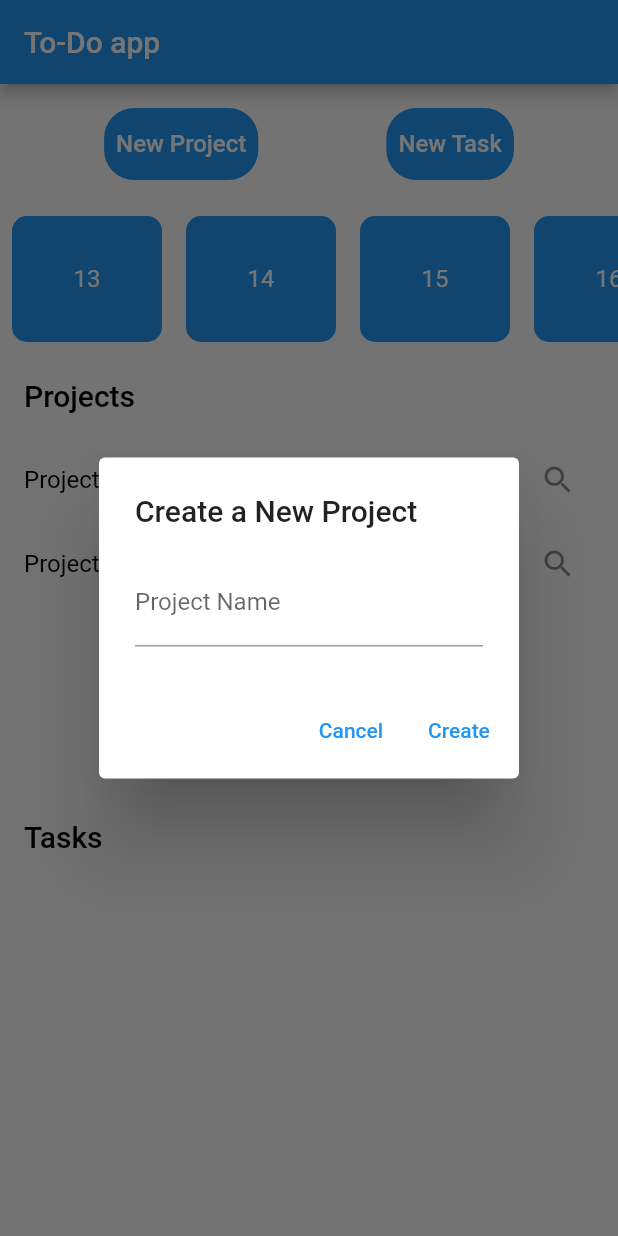
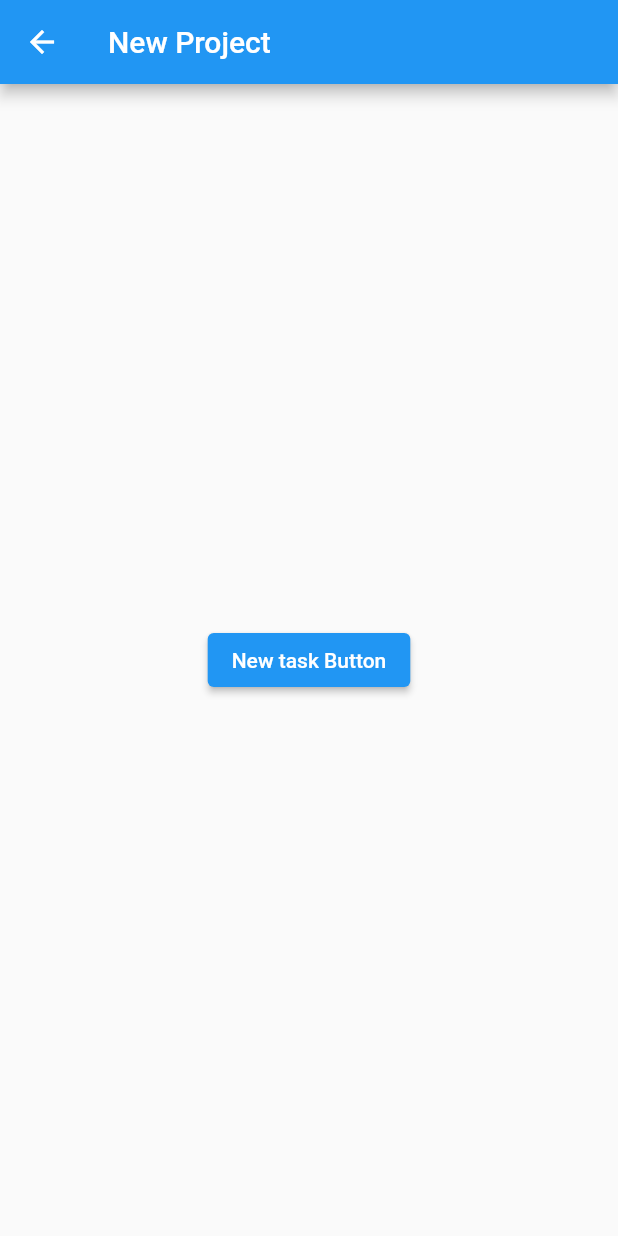
Before and after one commit to Joaszek/ToDo-App, a Flutter app: the screen it shows after launch, after a tap on "New Project", on a phone screen of 412 x 824 dp. Run offline on Flutter 3.47's test engine with Material 2 defaults, Android fonts, the phone set to English and light mode, and no system bars; our stand-ins replace table_calendar.

Commit message:
Merge- cleaned project of warnings

```diff
--- a/lib/calendar_screen.dart
+++ b/lib/calendar_screen.dart
@@ -4,7 +4,7 @@ import 'package:table_calendar/table_calendar.dart';
 class CalendarScreen extends StatefulWidget {
   final DateTime initialDate;
 
-  CalendarScreen(this.initialDate);
+  const CalendarScreen(this.initialDate, {super.key});
 
   @override
   _CalendarScreenState createState() => _CalendarScreenState();
@@ -40,7 +40,7 @@ class _CalendarScreenState extends State<CalendarScreen> {
   Widget build(BuildContext context) {
     return Scaffold(
       appBar: AppBar(
-        title: Text('Calendar'),
+        title: const Text('Calendar'),
       ),
       body: Column(
         children: [
--- a/lib/create_project.dart
+++ b/lib/create_project.dart
@@ -1,12 +1,14 @@
 import 'package:flutter/material.dart';
 import 'create_task.dart';
 
-class createProjectPage extends StatelessWidget {
+class CreateProjectPage extends StatelessWidget {
+  const CreateProjectPage({super.key});
+
   @override
   Widget build(BuildContext context) {
     return Scaffold(
       appBar: AppBar(
-        title: Text('New Project'),
+        title: const Text('New Project'),
       ),
       body: Center(
         child: Column(
@@ -17,11 +19,10 @@ class createProjectPage extends StatelessWidget {
                 // Add your onPressed function here
                 Navigator.push(
                   context,
-                  MaterialPageRoute(builder: (context) => createTaskPage()),
+                  MaterialPageRoute(builder: (context) => const CreateNewTask()),
                 );
-                print('new task Button pressed');
               },
-              child: Text('New task Button'),
+              child: const Text('New task Button'),
             ),
           ],
         ),
--- a/lib/project_list_screen.dart
+++ b/lib/homepage.dart
@@ -1,14 +1,18 @@
 import 'package:flutter/material.dart';
+import 'create_project.dart';
+import 'create_task.dart';
 import 'task_list_screen.dart';
 import 'models.dart';
 import 'calendar_screen.dart';
 
-class ProjectListScreen extends StatefulWidget {
+class HomePage extends StatefulWidget {
+  const HomePage({super.key});
+
   @override
-  _ProjectListScreenState createState() => _ProjectListScreenState();
+  _HomePageState createState() => _HomePageState();
 }
 
-class _ProjectListScreenState extends State<ProjectListScreen> {
+class _HomePageState extends State<HomePage> {
   DateTime selectedDate = DateTime.now();
 
   final TextEditingController projectNameController = TextEditingController();
@@ -98,7 +102,7 @@ class _ProjectListScreenState extends State<ProjectListScreen> {
   Widget build(BuildContext context) {
     return Scaffold(
       appBar: AppBar(
-        title: Text('To-Do app'),
+        title: const Text('To-Do app'),
       ),
       body: Column(
         children: [
@@ -106,104 +110,47 @@ class _ProjectListScreenState extends State<ProjectListScreen> {
             mainAxisAlignment: MainAxisAlignment.spaceEvenly,
             children: [
               Container(
-                margin: EdgeInsets.all(16.0),
+                margin: const EdgeInsets.all(16.0),
                 decoration: BoxDecoration(
                   color: Colors.blue,
                   borderRadius: BorderRadius.circular(20.0),
                 ),
                 child: TextButton(
                   onPressed: () {
-                    showDialog(
-                      context: context,
-                      builder: (BuildContext context) {
-                        return AlertDialog(
-                          title: Text('Create a New Project'),
-                          content: TextField(
-                            controller: projectNameController,
-                            decoration:
-                                InputDecoration(labelText: 'Project Name'),
-                          ),
-                          actions: <Widget>[
-                            TextButton(
-                              child: Text('Cancel',
-                                  style: TextStyle(color: Colors.blue)),
-                              onPressed: () {
-                                Navigator.of(context).pop();
-                              },
-                            ),
-                            TextButton(
-                              child: Text('Create',
-                                  style: TextStyle(color: Colors.blue)),
-                              onPressed: () {
-                                String projectName = projectNameController.text;
-                                if (projectName.isNotEmpty) {
-                                  addProject(projectName);
-                                }
-                                Navigator.of(context).pop();
-                              },
-                            ),
-                          ],
-                        );
-                      },
+                    Navigator.push(
+                      context,
+                      MaterialPageRoute(builder: (context) => const CreateProjectPage()),
                     );
                   },
-                  child: Text(
+                  child: const Text(
                     'New Project',
                     style: TextStyle(color: Colors.white, fontSize: 16.0),
                   ),
                 ),
               ),
               Container(
-                margin: EdgeInsets.all(16.0),
+                margin: const EdgeInsets.all(16.0),
                 decoration: BoxDecoration(
                   color: Colors.blue,
                   borderRadius: BorderRadius.circular(20.0),
                 ),
                 child: TextButton(
-                  onPressed: () {
-                    showDialog(
-                      context: context,
-                      builder: (BuildContext context) {
-                        return AlertDialog(
-                          title: Text('Create a New Task'),
-                          content: TextField(
-                            controller: singleTaskController,
-                            decoration: InputDecoration(labelText: 'Task Name'),
-                          ),
-                          actions: <Widget>[
-                            TextButton(
-                              child: Text('Cancel',
-                                  style: TextStyle(color: Colors.blue)),
-                              onPressed: () {
-                                Navigator.of(context).pop();
-                              },
-                            ),
-                            TextButton(
-                              child: Text('Create',
-                                  style: TextStyle(color: Colors.blue)),
-                              onPressed: () {
-                                String taskName = singleTaskController.text;
-                                if (taskName.isNotEmpty) {
-                                  addSingleTask(Task(taskName, [], null, null));
-                                }
-                                Navigator.of(context).pop();
-                              },
-                            ),
-                          ],
-                        );
-                      },
-                    );
+                onPressed: () {
+                  Navigator.push(
+                    context,
+                    MaterialPageRoute(builder: (context) => const CreateNewTask()),
+                  );
                   },
-                  child: Text(
-                    'New Task',
-                    style: TextStyle(color: Colors.white, fontSize: 16.0),
+                  child: const Text(
+                  'New Task',
+                  style: TextStyle(color: Colors.white, fontSize: 16.0),
+                  ),
                   ),
                 ),
-              ),
             ],
           ),
           // Date Window
-          Container(
+          SizedBox(
             height: 100, // Set the desired height
             child: ListView.builder(
               scrollDirection: Axis.horizontal,
@@ -225,7 +172,7 @@ class _ProjectListScreenState extends State<ProjectListScreen> {
                   },
                   child: Container(
                     width: 100, // Set the desired width for each cell
-                    margin: EdgeInsets.all(8),
+                    margin: const EdgeInsets.all(8),
                     decoration: BoxDecoration(
                       color: Colors.blue,
                       borderRadius: BorderRadius.circular(10),
@@ -233,7 +180,7 @@ class _ProjectListScreenState extends State<ProjectListScreen> {
                     alignment: Alignment.center,
                     child: Text(
                       '${currentDate.day}',
-                      style: TextStyle(
+                      style: const TextStyle(
                         color: Colors.white,
                         fontSize: 16,
                       ),
@@ -244,7 +191,7 @@ class _ProjectListScreenState extends State<ProjectListScreen> {
             ),
           ),
           AppBar(
-            title: Text('Projects', style: TextStyle(color: Colors.black)),
+            title: const Text('Projects', style: TextStyle(color: Colors.black)),
             backgroundColor: Colors.transparent,
             elevation: 0,
           ),
@@ -266,7 +213,7 @@ class _ProjectListScreenState extends State<ProjectListScreen> {
                     ),
                   ),
                   trailing: IconButton(
-                    icon: Icon(Icons.search),
+                    icon: const Icon(Icons.search),
                     tooltip: 'Explore',
                     onPressed: () {
                       exploreProject(project);
@@ -277,7 +224,7 @@ class _ProjectListScreenState extends State<ProjectListScreen> {
             ),
           ),
           AppBar(
-            title: Text('Tasks', style: TextStyle(color: Colors.black)),
+            title: const Text('Tasks', style: TextStyle(color: Colors.black)),
             backgroundColor: Colors.transparent,
             elevation: 0,
           ),
--- a/lib/main.dart
+++ b/lib/main.dart
@@ -1,16 +1,18 @@
 import 'package:flutter/material.dart';
-import 'project_list_screen.dart';
+import 'homepage.dart';
 
 void main() {
-  runApp(MyApp());
+  runApp(const MyApp());
 }
 
 class MyApp extends StatelessWidget {
+  const MyApp({super.key});
+
   @override
   Widget build(BuildContext context) {
-    return MaterialApp(
+    return const MaterialApp(
       //home: HomePage(title: 'Title'),
-      home: ProjectListScreen(),
+      home: HomePage(),
     );
   }
 }
--- a/lib/task_list_screen.dart
+++ b/lib/task_list_screen.dart
@@ -8,8 +8,8 @@ class TaskListScreen extends StatefulWidget {
   final Function(String, String, Errand) addErrandCallback;
   final VoidCallback updateUICallback;
 
-  TaskListScreen(this.project, this.addTaskCallback, this.addErrandCallback,
-      this.updateUICallback);
+  const TaskListScreen(this.project, this.addTaskCallback, this.addErrandCallback,
+      this.updateUICallback, {super.key});
 
   @override
   _TaskListScreenState createState() => _TaskListScreenState();
@@ -69,20 +69,20 @@ class _TaskListScreenState extends State<TaskListScreen> {
             context: context,
             builder: (BuildContext context) {
               return AlertDialog(
-                title: Text('Create a New Task'),
+                title: const Text('Create a New Task'),
                 content: TextField(
                   controller: taskNameController,
-                  decoration: InputDecoration(labelText: 'Task Name'),
+                  decoration: const InputDecoration(labelText: 'Task Name'),
                 ),
                 actions: <Widget>[
                   TextButton(
-                    child: Text('Cancel'),
+                    child: const Text('Cancel'),
                     onPressed: () {
                       Navigator.of(context).pop();
                     },
                   ),
                   TextButton(
-                    child: Text('Create'),
+                    child: const Text('Create'),
                     onPressed: () {
                       // Use the updated function to add a task and trigger UI update
                       addTaskAndRefreshUI(taskNameController.text);
@@ -96,7 +96,7 @@ class _TaskListScreenState extends State<TaskListScreen> {
             },
           );
         },
-        child: Icon(Icons.add),
+        child: const Icon(Icons.add),
       ),
     );
   }
```
Also changed, not shown: lib/create_task.dart (+27 -105 lines), lib/date_window.dart (+5 -3 lines), lib/errand_list_screen.dart (+17 -17 lines), lib/home_page.dart (deleted, +0 -133 lines).
